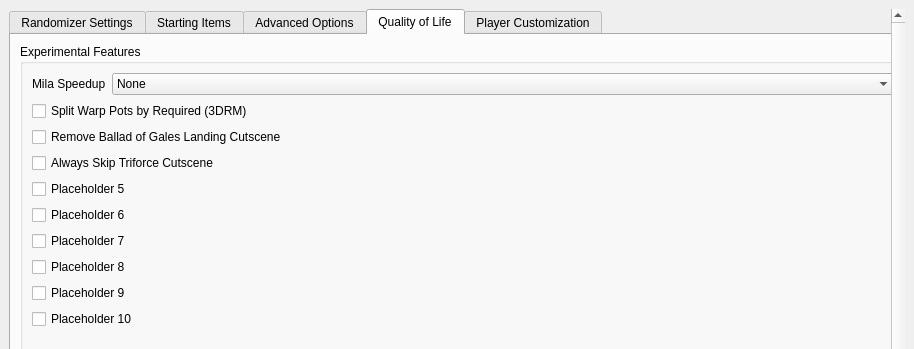
Above: wwr_ui/randomizer_window.ui from tanjo3/wwrando before the change; both pictures show x 0 to 914 and y 0 to 349 of the 914 by 800 pixel window. Below: the same form after it.
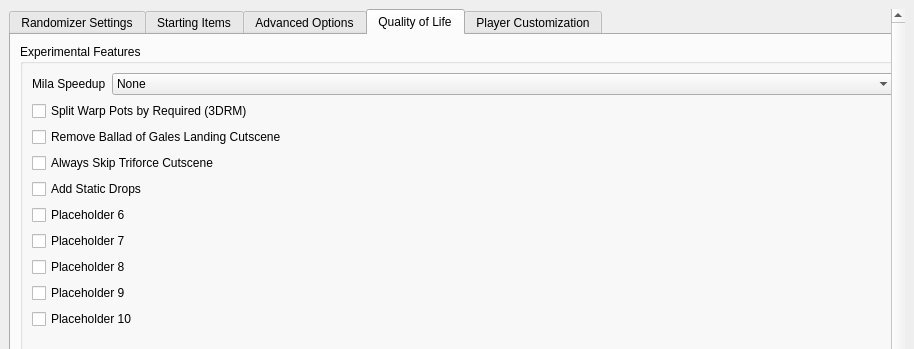
That is the form after the change. The open tabs and pages were chosen to show the change. Custom widgets are drawn as their Qt base class.

Commit message: add add drops option

```diff
--- a/wwr_ui/randomizer_window.ui
+++ b/wwr_ui/randomizer_window.ui
@@ -1293,7 +1293,7 @@
                <item>
                 <widget class="QCheckBox" name="quality_of_life_5">
                  <property name="text">
-                  <string>Placeholder 5</string>
+                  <string>Add Static Drops</string>
                  </property>
                 </widget>
                </item>
```
Left out of the diff: 2 changed lines with no effect on the pictures. The commit also changes 4 other files.
